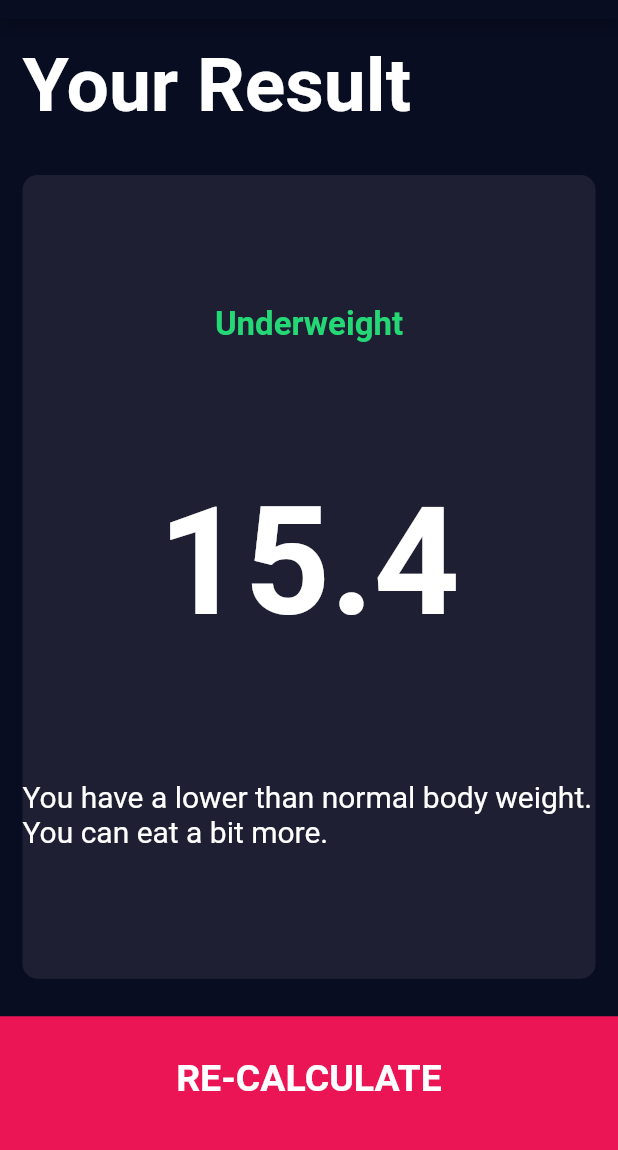
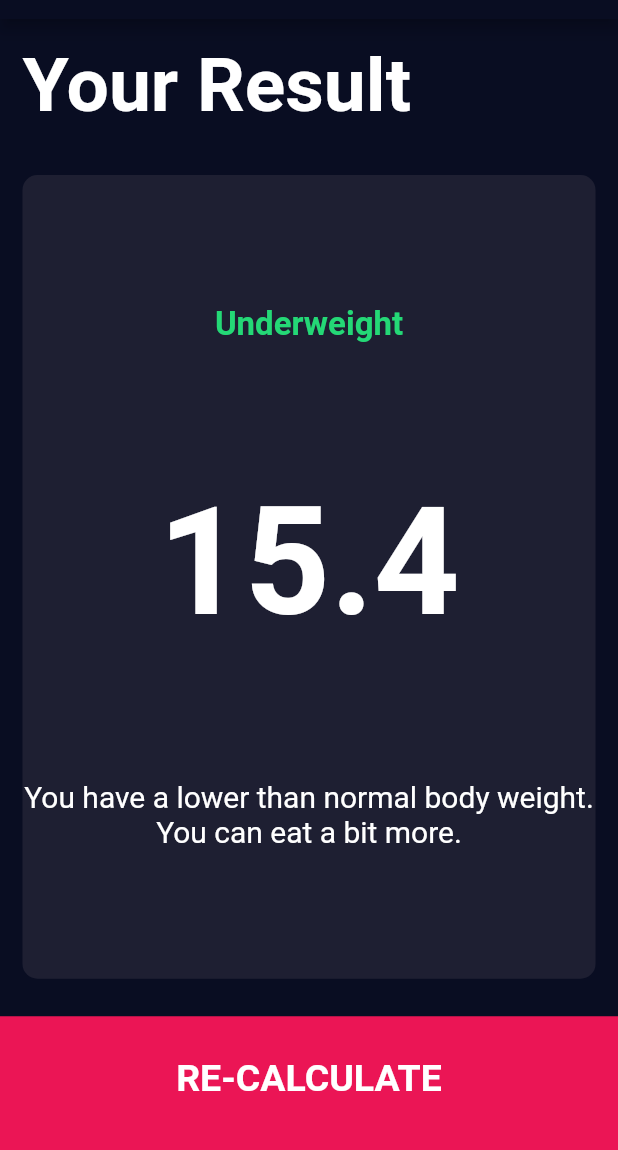
Before and after one commit to emrebingor/bmi-calculator, a Flutter app: the screen it shows after launch, after a tap on "CALCULATE", on a phone screen of 412 x 824 dp, the part 65-1215 px from its top. Run offline on Flutter 3.47's test engine with Material 2 defaults, Android fonts, the phone set to English and light mode, and no system bars; our stand-ins replace font_awesome_flutter.

Commit message:
Final commit

```diff
--- a/lib/icon_design.dart
+++ b/lib/icon_design.dart
@@ -2,7 +2,7 @@ import 'package:flutter/material.dart';
 
 class IconDesign extends StatelessWidget {
 
-  IconDesign({this.gender, this.icon});
+  const IconDesign({this.gender, this.icon});
 
   final String? gender;
   final IconData? icon;
--- a/lib/inputPage.dart
+++ b/lib/inputPage.dart
@@ -14,6 +14,7 @@ enum Gender {
 }
 
 class InputPage extends StatefulWidget {
+
   @override
   State<InputPage> createState() => _InputPageState();
 }
--- a/lib/results_page.dart
+++ b/lib/results_page.dart
@@ -43,7 +43,7 @@ class ResultsPage extends StatelessWidget {
                     bmiResult,
                     style: kResultNumber,
                   ),
-                  Text(interpretation, style: kResultCommentText),
+                  Text(interpretation, style: kResultCommentText, textAlign: TextAlign.center,),
                 ],
               ),
               color: kContainerColor,
```
